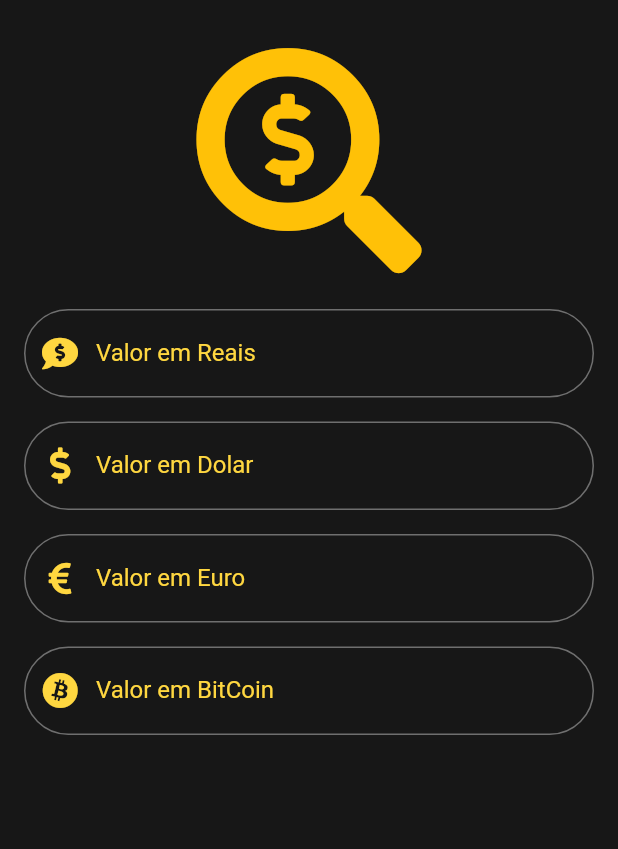
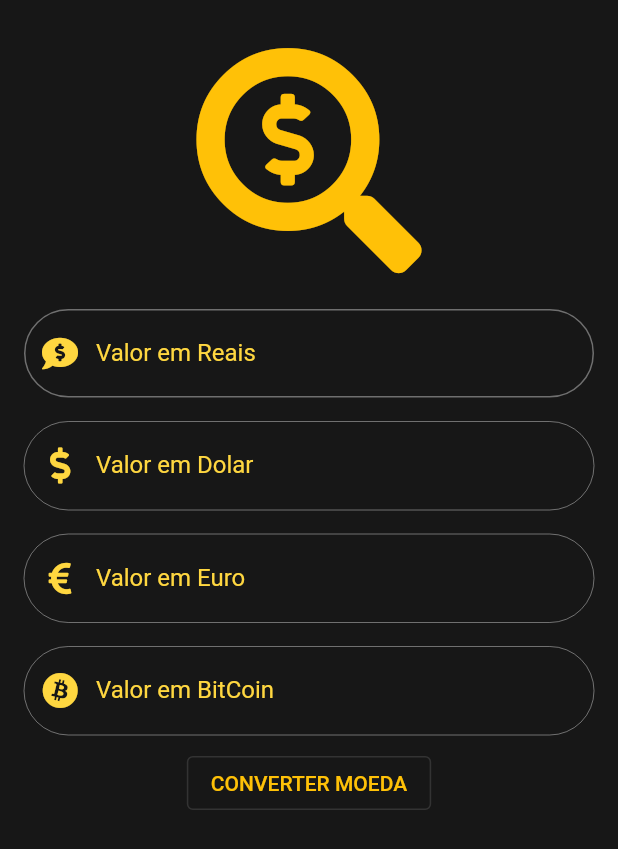
Before and after one commit to f290SI/ddm2_dindin_app, a Flutter app: the QueryPage widget shown alone on an empty page, opened directly, on a phone screen of 412 x 824 dp. Shown: the top 849 px of the screen. Run offline on Flutter 3.47's test engine with Material 2 defaults, Android fonts, the phone set to English and light mode, and no system bars; our stand-ins replace font_awesome_flutter, loading_indicator; network calls fail.

Commit message:
- Inclusao de controllers iniciais parea realização do desafio. - Inclusao de Scroll na QueryPage. - Codigo base para desafio completo.

```diff
--- a/lib/helper/cotacao_helper.dart
+++ b/lib/helper/cotacao_helper.dart
@@ -3,8 +3,8 @@ import 'dart:convert' as json;
 
 class CotacaoHelper {
   Future<Map> getCotacaoMoeda() async {
-    //var uri = Uri.https('api.hgbrasil.com', 'finance', {'key':'SUA_CHAVEAPI'});
-    var uri = Uri.https('api.hgbrasil.com', 'finance');
+    var uri = Uri.https('api.hgbrasil.com', 'finance', {'key':'363d755d'});
+    //var uri = Uri.https('api.hgbrasil.com', 'finance');
     var response = await http.get(uri);
     return json.jsonDecode(response.body)['results']['currencies'];
   }
--- a/lib/pages/query.dart
+++ b/lib/pages/query.dart
@@ -10,9 +10,14 @@ class QueryPage extends StatefulWidget {
 }
 
 class _QueryPageState extends State<QueryPage> {
+
+  TextEditingController realController = TextEditingController();
+  TextEditingController dolarController = TextEditingController();
+
   @override
   Widget build(BuildContext context) {
-    return Column(
+    return SingleChildScrollView(
+      child: Column(
         mainAxisAlignment: MainAxisAlignment.start,
         crossAxisAlignment: CrossAxisAlignment.center,
         children: [
@@ -25,11 +30,16 @@ class _QueryPageState extends State<QueryPage> {
           SizedBox(
             height: 16,
           ),
-        TextFieldWidget(icon: FontAwesomeIcons.commentDollar, hint: 'Valor em Reais',),
-        TextFieldWidget(icon: FontAwesomeIcons.dollarSign, hint: 'Valor em Dolar',),
+          TextFieldWidget(icon: FontAwesomeIcons.commentDollar, hint: 'Valor em Reais', habilitado: true, controller: realController,),
+          TextFieldWidget(icon: FontAwesomeIcons.dollarSign, hint: 'Valor em Dolar', controller: dolarController,),
           TextFieldWidget(icon: FontAwesomeIcons.euroSign, hint: 'Valor em Euro',),
           TextFieldWidget(icon: FontAwesomeIcons.bitcoin, hint: 'Valor em BitCoin',),
+          OutlinedButton(onPressed: (){
+            var textoRealController = realController.text;
+            dolarController.text = '$textoRealController';
+          }, child: Text('CONVERTER MOEDA'),),
         ],
+      ),
     );
   }
 }
--- a/lib/pages/text_field_widget.dart
+++ b/lib/pages/text_field_widget.dart
@@ -2,17 +2,21 @@ import 'package:flutter/material.dart';
 import 'package:font_awesome_flutter/font_awesome_flutter.dart';
 
 class TextFieldWidget extends StatelessWidget {
-  const TextFieldWidget({this.icon, this.hint, this.callBack});
+  const TextFieldWidget({this.icon, this.hint, this.callBack, this.controller, this.habilitado = false});
 
   final IconData icon;
   final String hint;
   final Function callBack;
+  final TextEditingController controller;
+  final bool habilitado;
 
   @override
   Widget build(BuildContext context) {
     return Padding(
       padding: EdgeInsets.symmetric(vertical: 8, horizontal: 16),
       child: TextField(
+        enabled: habilitado,
+        controller: controller,
         onChanged: callBack,
         keyboardType: TextInputType.number,
         decoration: InputDecoration(
```
Also changed, not shown: lib/main.dart (+11 -5 lines). Lines whose indentation alone changed are shown as unchanged.
